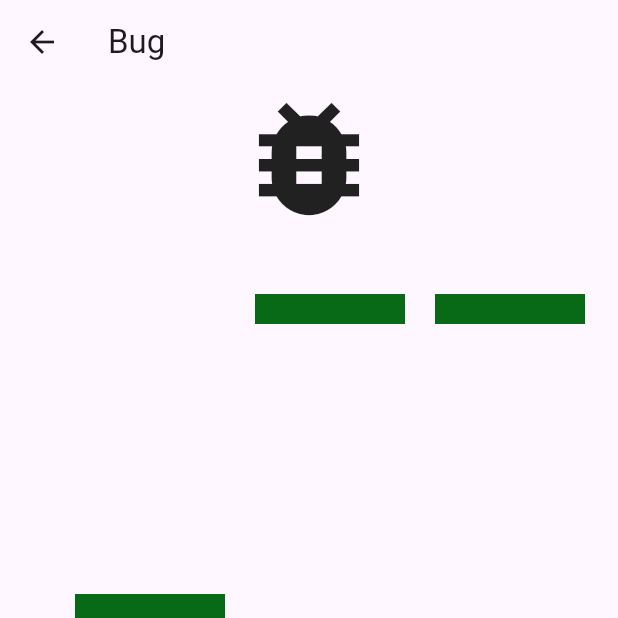
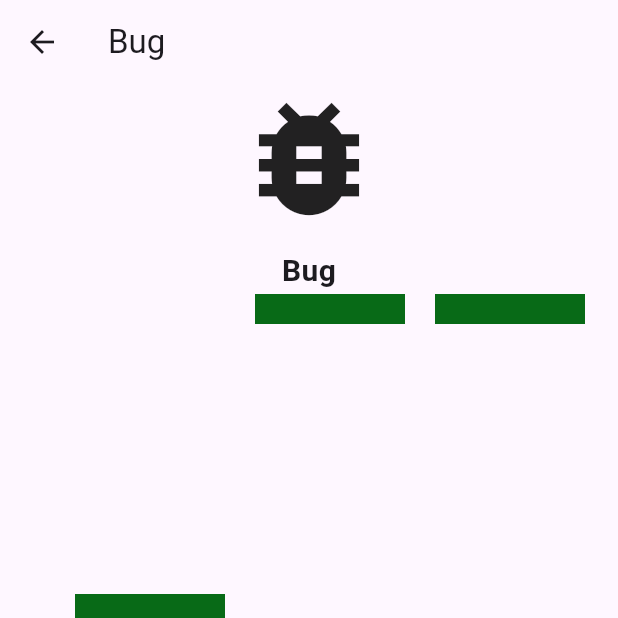
Before and after one commit to ebin58/tab_testing_app, a Flutter app: the BugPage screen opened directly, on a phone screen of 412 x 824 dp, the top half of it. Run offline on Flutter 3.47's test engine with Material 3 defaults, Android fonts, the phone set to English and light mode, and no system bars.

Commit message:
Fixed position of text inside the pages

```diff
--- a/lib/BugPage.dart
+++ b/lib/BugPage.dart
@@ -44,12 +44,25 @@ class BugPageState extends State<BugPage> {
         children: [
           Align(
             alignment: Alignment.topCenter,
-            child: Hero(
-              tag: "bugIcon",
-              child: Icon(
-                Icons.bug_report,
-                size: 100,
-              ),
+            child: Column(
+              mainAxisSize: MainAxisSize.min,
+              children: [
+                Hero(
+                  tag: "BugPage",
+                  child: Icon(
+                    Icons.bug_report,
+                    size: 100,
+                  ),
+                ),
+                SizedBox(height: 10),
+                Text(
+                  "Bug",
+                  style: TextStyle(
+                    fontSize: 20,
+                    fontWeight: FontWeight.bold
+                  ),
+                ),
+              ],
             ),
           ),
           Positioned.fill(
@@ -74,58 +87,3 @@ class BugPageState extends State<BugPage> {
     );
   }
 }
-
-
-// class BugPage extends StatelessWidget{
-
-//   @override
-//   Widget build(BuildContext context) {
-
-//     return Scaffold(
-//       appBar: AppBar(
-//         title: Text("Bug"),
-//       body: Column(
-//         children: [
-//           Align(
-//             alignment: Alignment.topCenter,
-//             child: Hero(
-//               tag:"bugPage",
-//               child: Icon(
-//             Icons.bug_report,
-//               size: 100,
-//             ),
-//           ),
-//         ),
-//         Text("Bug")
-//         ]
-//       ),
-//     );
-//   }
-// }
-
-// class BugPage extends StatelessWidget{
-
-//   @override
-//   Widget build(BuildContext context) {
-
-//     return Scaffold(
-//       appBar: AppBar(
-//         title: Text("Bug"),
-//       body: Column(
-//         children: [
-//           Align(
-//             alignment: Alignment.topCenter,
-//             child: Hero(
-//               tag:"bugPage",
-//               child: Icon(
-//             Icons.bug_report,
-//               size: 100,
-//             ),
-//           ),
-//         ),
-//         Text("Bug")
-//         ]
-//       ),
-//     );
-//   }
-// }
```
Also changed, not shown: lib/PlanePage.dart (+16 -6 lines).
